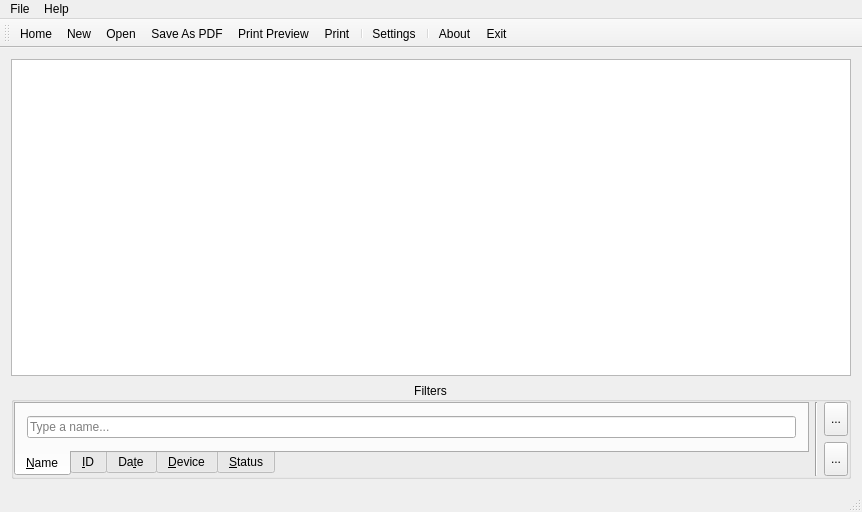
mbnoimi/SimpleInvoice, file src/SimpleInvoice/mainwindow.ui: the form before one commit.
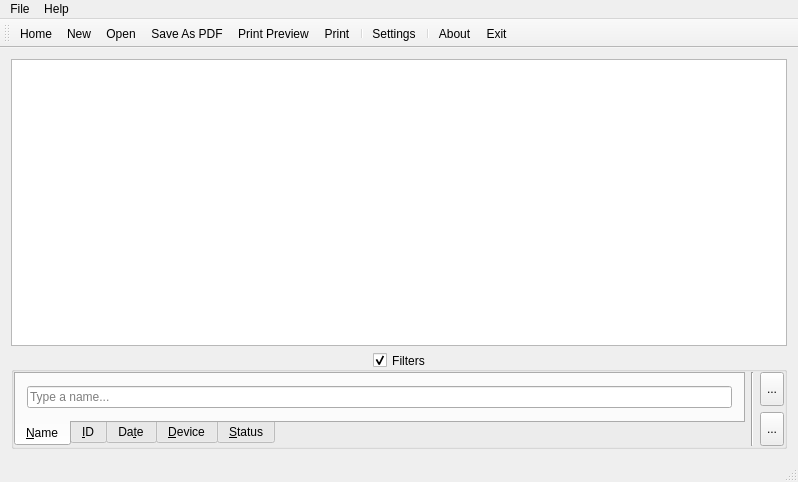
The form after the commit. Icons and pictures are not drawn.

```diff
--- a/src/SimpleInvoice/mainwindow.ui
+++ b/src/SimpleInvoice/mainwindow.ui
@@ -6,8 +6,8 @@
    <rect>
     <x>0</x>
     <y>0</y>
-    <width>862</width>
-    <height>512</height>
+    <width>798</width>
+    <height>482</height>
    </rect>
   </property>
   <property name="windowTitle">
@@ -25,10 +25,7 @@
 </string>
   </property>
   <widget class="QWidget" name="centralWidget">
-   <layout class="QVBoxLayout" name="verticalLayout_3">
-    <property name="spacing">
-     <number>0</number>
-    </property>
+   <layout class="QVBoxLayout" name="verticalLayout_5">
     <property name="leftMargin">
      <number>0</number>
     </property>
@@ -68,7 +65,7 @@
          </widget>
         </item>
         <item>
-         <widget class="QGroupBox" name="groupBox">
+         <widget class="QGroupBox" name="groupBox_filters">
           <property name="sizePolicy">
            <sizepolicy hsizetype="Preferred" vsizetype="Maximum">
             <horstretch>0</horstretch>
@@ -90,6 +87,27 @@
           <property name="flat">
            <bool>true</bool>
           </property>
+          <property name="checkable">
+           <bool>true</bool>
+          </property>
+          <property name="checked">
+           <bool>true</bool>
+          </property>
+          <layout class="QVBoxLayout" name="verticalLayout_3">
+           <property name="leftMargin">
+            <number>0</number>
+           </property>
+           <property name="topMargin">
+            <number>0</number>
+           </property>
+           <property name="rightMargin">
+            <number>0</number>
+           </property>
+           <property name="bottomMargin">
+            <number>0</number>
+           </property>
+           <item>
+            <widget class="QWidget" name="widget_filters" native="true">
           <layout class="QHBoxLayout" name="horizontalLayout_2">
            <property name="leftMargin">
             <number>0</number>
@@ -232,6 +250,9 @@
         </item>
        </layout>
       </widget>
+        </item>
+       </layout>
+      </widget>
       <widget class="QWidget" name="page_errors">
        <layout class="QVBoxLayout" name="verticalLayout_4">
         <item>
@@ -288,7 +309,7 @@
     <rect>
      <x>0</x>
      <y>0</y>
-     <width>862</width>
+     <width>798</width>
      <height>21</height>
     </rect>
    </property>
```
Left out of the diff: 17 changed lines with no effect on the pictures. Lines whose indentation alone changed are shown as unchanged.
